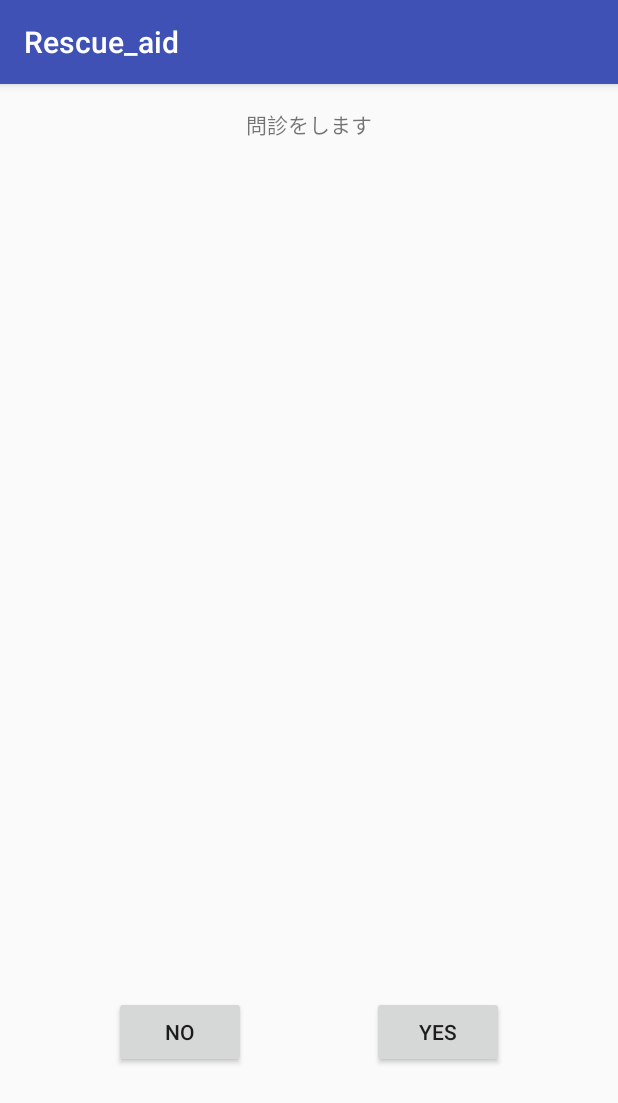
After one commit to 23sakura/Q-A, an Android app: the InterviewActivity screen opened directly, with no data from a screen before it, on a phone screen of 412 x 824 dp. The commit adds this screen. Shown: the top 1103 px of the screen. Run offline under Robolectric (Android 15) with nearby library versions, the phone set to English and light mode, and no system bars.

Commit message:
Made the IntervieSheet, YES/NO button, but yet to make questions and showing QR-code Activity

```diff
--- /dev/null
+++ b/app/src/main/java/com/example/haruka/rescue_aid/InterviewActivity.java
@@ -0,0 +1,13 @@
+package com.example.haruka.rescue_aid;
+
+import android.support.v7.app.AppCompatActivity;
+import android.os.Bundle;
+
+public class InterviewActivity extends AppCompatActivity {
+
+    @Override
+    protected void onCreate(Bundle savedInstanceState) {
+        super.onCreate(savedInstanceState);
+        setContentView(R.layout.activity_interview);
+    }
+}
--- /dev/null
+++ b/app/src/main/res/layout/activity_interview.xml
@@ -0,0 +1,36 @@
+<?xml version="1.0" encoding="utf-8"?>
+<RelativeLayout xmlns:android="http://schemas.android.com/apk/res/android"
+    xmlns:tools="http://schemas.android.com/tools"
+    android:layout_width="match_parent"
+    android:layout_height="match_parent"
+    android:paddingBottom="@dimen/activity_vertical_margin"
+    android:paddingLeft="@dimen/activity_horizontal_margin"
+    android:paddingRight="@dimen/activity_horizontal_margin"
+    android:paddingTop="@dimen/activity_vertical_margin"
+    tools:context="com.example.haruka.rescue_aid.InterviewActivity">
+
+
+    <TextView
+        android:layout_width="wrap_content"
+        android:layout_height="wrap_content"
+        android:text="問診をします"
+        android:id="@+id/textView"
+        android:layout_alignParentTop="true"
+        android:layout_centerHorizontal="true" />
+    <Button
+        android:layout_width="wrap_content"
+        android:layout_height="wrap_content"
+        android:text="YES"
+        android:id="@+id/btn_yes"
+
+        android:layout_alignParentBottom="true"
+        android:layout_toEndOf="@+id/textView"
+        android:layout_marginBottom="96dp" />
+    <Button
+        android:layout_width="wrap_content"
+        android:layout_height="wrap_content"
+        android:text="NO"
+        android:id="@+id/btn_no"
+        android:layout_alignTop="@+id/btn_yes"
+        android:layout_toStartOf="@+id/textView" />
+</RelativeLayout>
```
Also changed, not shown: app/src/main/AndroidManifest.xml (+7 -2 lines), app/src/main/java/com/example/haruka/rescue_aid/TitleActivity.java (+16 -0 lines), app/src/main/res/layout/activity_title.xml (+15 -3 lines), app/src/main/res/drawable/logo.png (added), app/src/main/res/drawable/qa_wallpaper.png (added).
